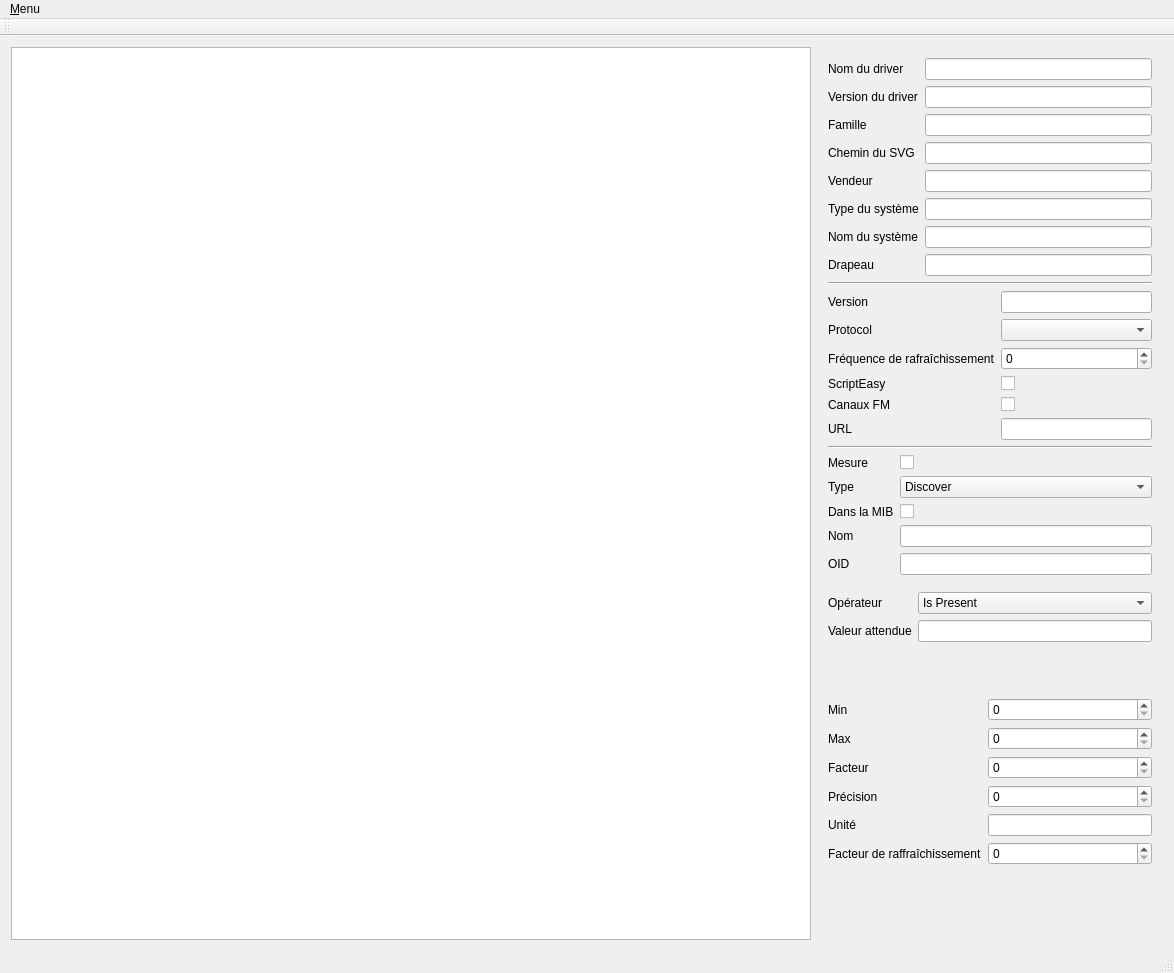
This is mainwindow.ui in BriceDucardonnoy/EasyWcmDriverCreator as Qt 5 draws it before an edit. The edited form follows.
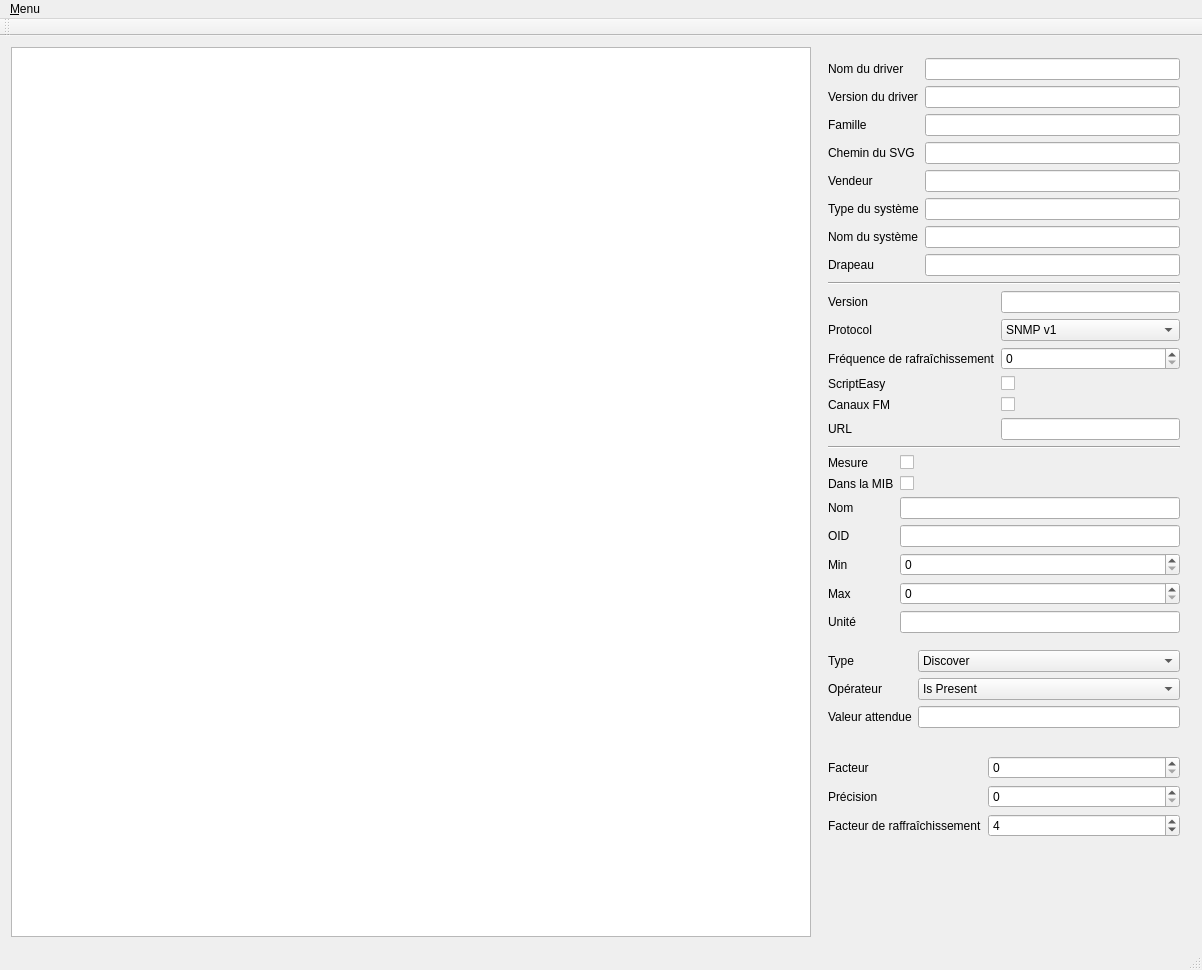
This is the edited form.

Commit message: Add units and Sequence icon. Populate right pane on click

```diff
--- a/mainwindow.ui
+++ b/mainwindow.ui
@@ -7,7 +7,7 @@
     <x>0</x>
     <y>0</y>
     <width>1174</width>
-    <height>973</height>
+    <height>970</height>
    </rect>
   </property>
   <property name="windowTitle">
@@ -17,6 +17,9 @@
    <layout class="QHBoxLayout" name="horizontalLayout">
     <item>
      <widget class="QTreeView" name="mibTreeView">
+      <property name="enabled">
+       <bool>true</bool>
+      </property>
       <property name="sizePolicy">
        <sizepolicy hsizetype="Preferred" vsizetype="Expanding">
         <horstretch>0</horstretch>
@@ -148,7 +151,46 @@
           </widget>
          </item>
          <item row="1" column="1">
-          <widget class="QComboBox" name="protocolComboBox"/>
+          <widget class="QComboBox" name="protocolComboBox">
+           <property name="currentIndex">
+            <number>1</number>
+           </property>
+           <item>
+            <property name="text">
+             <string>Undefined</string>
+            </property>
+           </item>
+           <item>
+            <property name="text">
+             <string>SNMP v1</string>
+            </property>
+           </item>
+           <item>
+            <property name="text">
+             <string>SNMP v2c</string>
+            </property>
+           </item>
+           <item>
+            <property name="text">
+             <string>CoreGT</string>
+            </property>
+           </item>
+           <item>
+            <property name="text">
+             <string>ScriptEasy</string>
+            </property>
+           </item>
+           <item>
+            <property name="text">
+             <string>ScriptEasy WebSocket</string>
+            </property>
+           </item>
+           <item>
+            <property name="text">
+             <string>ScriptEasy WebSocket SSL</string>
+            </property>
+           </item>
+          </widget>
          </item>
          <item row="2" column="0">
           <widget class="QLabel" name="refreshRateLabel">
@@ -214,47 +256,6 @@
          <item row="0" column="1">
           <widget class="QCheckBox" name="measureCheckBox"/>
          </item>
-         <item row="1" column="0">
-          <widget class="QLabel" name="typeLabel">
-           <property name="text">
-            <string>Type</string>
-           </property>
-          </widget>
-         </item>
-         <item row="1" column="1">
-          <widget class="QComboBox" name="typeComboBox">
-           <item>
-            <property name="text">
-             <string>Discover</string>
-            </property>
-           </item>
-           <item>
-            <property name="text">
-             <string>Alarm</string>
-            </property>
-           </item>
-           <item>
-            <property name="text">
-             <string>Warning</string>
-            </property>
-           </item>
-           <item>
-            <property name="text">
-             <string>Info</string>
-            </property>
-           </item>
-           <item>
-            <property name="text">
-             <string>Text</string>
-            </property>
-           </item>
-           <item>
-            <property name="text">
-             <string>Reading</string>
-            </property>
-           </item>
-          </widget>
-         </item>
          <item row="2" column="0">
           <widget class="QLabel" name="dansLaMIBLabel">
            <property name="text">
@@ -285,6 +286,36 @@
          <item row="4" column="1">
           <widget class="QLineEdit" name="oidLineEdit"/>
          </item>
+         <item row="5" column="1">
+          <widget class="QSpinBox" name="minSpinBox"/>
+         </item>
+         <item row="7" column="1">
+          <widget class="QSpinBox" name="maxSpinBox"/>
+         </item>
+         <item row="5" column="0">
+          <widget class="QLabel" name="minLabel">
+           <property name="text">
+            <string>Min</string>
+           </property>
+          </widget>
+         </item>
+         <item row="7" column="0">
+          <widget class="QLabel" name="maxLabel">
+           <property name="text">
+            <string>Max</string>
+           </property>
+          </widget>
+         </item>
+         <item row="8" column="0">
+          <widget class="QLabel" name="unitLabel">
+           <property name="text">
+            <string>Unité</string>
+           </property>
+          </widget>
+         </item>
+         <item row="8" column="1">
+          <widget class="QLineEdit" name="unitLineEdit"/>
+         </item>
         </layout>
        </item>
        <item>
@@ -310,14 +341,14 @@
             <property name="leftMargin">
              <number>0</number>
             </property>
-            <item row="0" column="0">
+            <item row="2" column="0">
              <widget class="QLabel" name="operatorLabel">
               <property name="text">
                <string>Opérateur</string>
               </property>
              </widget>
             </item>
-            <item row="0" column="1">
+            <item row="2" column="1">
              <widget class="QComboBox" name="operatorComboBox">
               <item>
                <property name="text">
@@ -366,16 +397,57 @@
               </item>
              </widget>
             </item>
-            <item row="2" column="0">
+            <item row="4" column="0">
              <widget class="QLabel" name="expectedValueLabel">
               <property name="text">
                <string>Valeur attendue</string>
               </property>
              </widget>
             </item>
-            <item row="2" column="1">
+            <item row="4" column="1">
              <widget class="QLineEdit" name="expectedValueLineEdit"/>
             </item>
+            <item row="0" column="1">
+             <widget class="QComboBox" name="typeComboBox">
+              <item>
+               <property name="text">
+                <string>Discover</string>
+               </property>
+              </item>
+              <item>
+               <property name="text">
+                <string>Alarm</string>
+               </property>
+              </item>
+              <item>
+               <property name="text">
+                <string>Warning</string>
+               </property>
+              </item>
+              <item>
+               <property name="text">
+                <string>Info</string>
+               </property>
+              </item>
+              <item>
+               <property name="text">
+                <string>Text</string>
+               </property>
+              </item>
+              <item>
+               <property name="text">
+                <string>Reading</string>
+               </property>
+              </item>
+             </widget>
+            </item>
+            <item row="0" column="0">
+             <widget class="QLabel" name="typeLabel">
+              <property name="text">
+               <string>Type</string>
+              </property>
+             </widget>
+            </item>
            </layout>
           </item>
          </layout>
@@ -392,26 +464,6 @@
           </property>
           <item>
            <layout class="QFormLayout" name="identifierReadingForm">
-            <item row="0" column="0">
-             <widget class="QLabel" name="minLabel">
-              <property name="text">
-               <string>Min</string>
-              </property>
-             </widget>
-            </item>
-            <item row="0" column="1">
-             <widget class="QSpinBox" name="minSpinBox"/>
-            </item>
-            <item row="1" column="0">
-             <widget class="QLabel" name="maxLabel">
-              <property name="text">
-               <string>Max</string>
-              </property>
-             </widget>
-            </item>
-            <item row="1" column="1">
-             <widget class="QSpinBox" name="maxSpinBox"/>
-            </item>
             <item row="2" column="0">
              <widget class="QLabel" name="factorLabel">
               <property name="text">
@@ -432,16 +484,6 @@
             <item row="3" column="1">
              <widget class="QSpinBox" name="precisionLineEdit"/>
             </item>
-            <item row="4" column="0">
-             <widget class="QLabel" name="unitLabel">
-              <property name="text">
-               <string>Unité</string>
-              </property>
-             </widget>
-            </item>
-            <item row="4" column="1">
-             <widget class="QLineEdit" name="unitLineEdit"/>
-            </item>
             <item row="5" column="0">
              <widget class="QLabel" name="refreshFactorLabel">
               <property name="text">
@@ -450,7 +492,11 @@
              </widget>
             </item>
             <item row="5" column="1">
-             <widget class="QSpinBox" name="refreshFactorLineEdit"/>
+             <widget class="QSpinBox" name="refreshFactorLineEdit">
+              <property name="value">
+               <number>4</number>
+              </property>
+             </widget>
             </item>
            </layout>
           </item>
@@ -480,7 +526,7 @@
     <rect>
      <x>0</x>
      <y>0</y>
-     <width>1174</width>
+     <width>1145</width>
      <height>25</height>
     </rect>
    </property>
```
Left out of the diff: 32 changed lines with no effect on the pictures. The commit also changes 8 other files.
